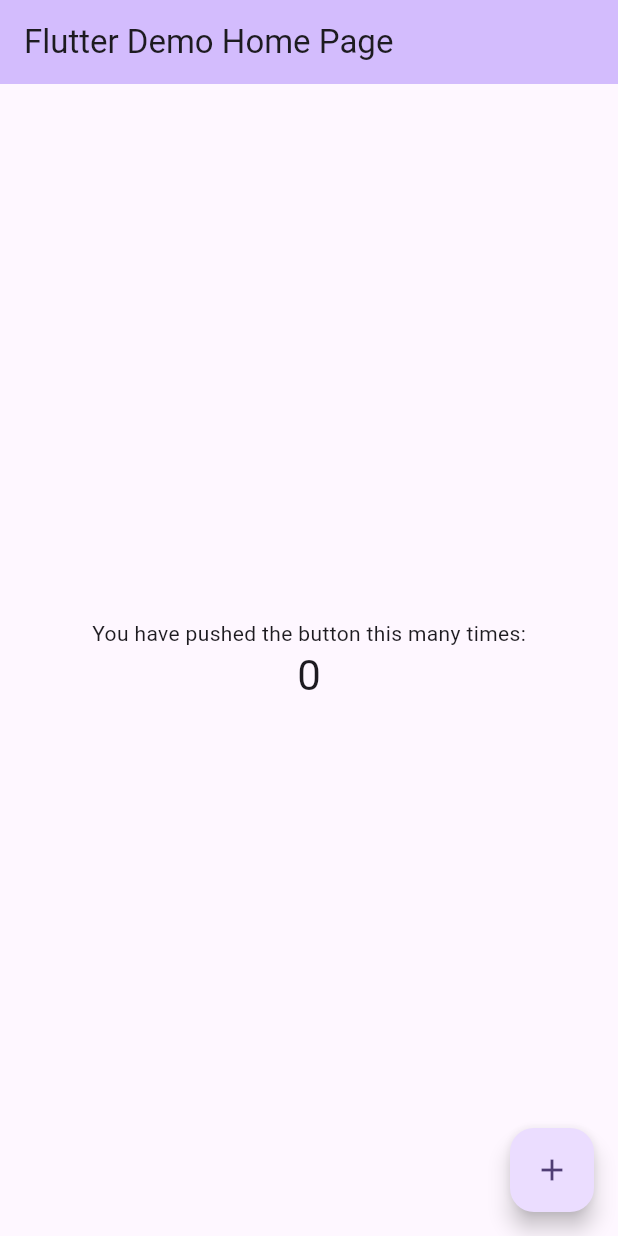
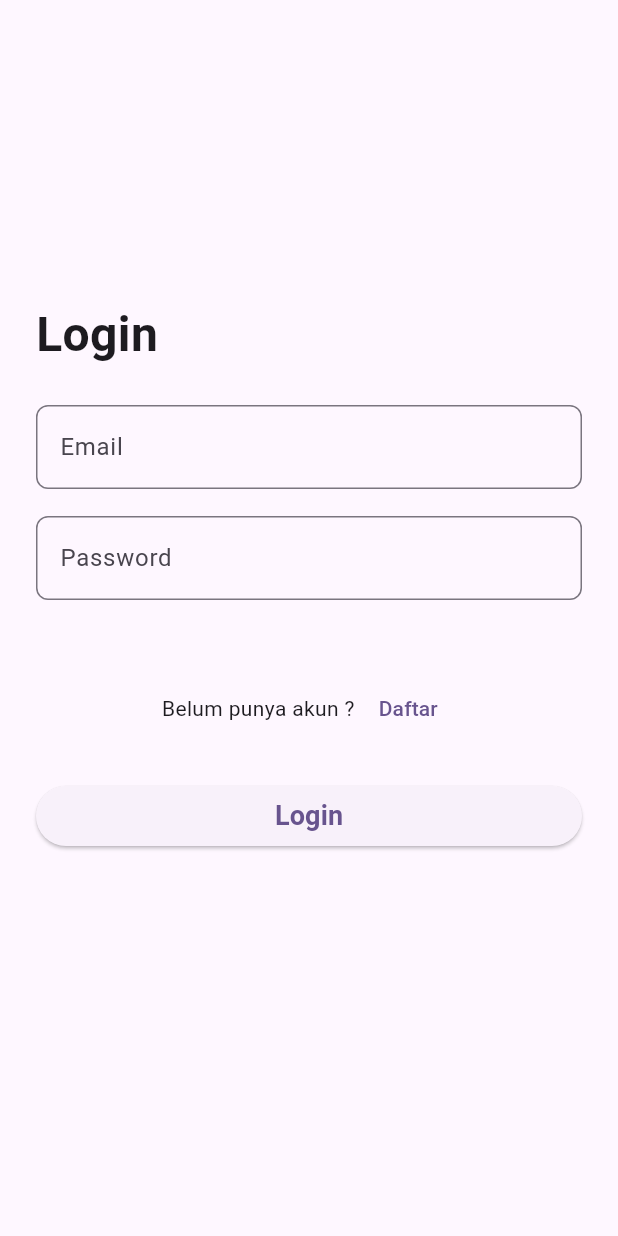
Before and after one commit to MOC-AP/auth_firebase, a Flutter app: the screen it shows after launch, on a phone screen of 412 x 824 dp. Run offline on Flutter 3.47's test engine with Material 2 defaults, Android fonts, the phone set to English and light mode, and no system bars.

Commit message:
Add login page (generated by blackbox.ai )

```diff
--- /dev/null
+++ b/lib/login.dart
@@ -0,0 +1,75 @@
+import 'package:auth_firebase/register.dart';
+import 'package:flutter/material.dart';
+
+class LoginPage extends StatelessWidget {
+  LoginPage({super.key});
+
+  final _emailController = TextEditingController();
+  final _passwordController = TextEditingController();
+
+  @override
+  Widget build(BuildContext context) {
+    return Scaffold(
+      body: Center(
+        child: ListView(
+          padding: const EdgeInsets.symmetric(vertical: 200, horizontal: 24),
+          children: [
+            const Text(
+              'Login',
+              style: TextStyle(fontSize: 32, fontWeight: FontWeight.bold),
+            ),
+            const SizedBox(height: 24),
+            TextField(
+              controller: _emailController,
+              decoration: InputDecoration(
+                labelText: "Email",
+                border: OutlineInputBorder(
+                  borderRadius: BorderRadius.circular(8),
+                ),
+              ),
+            ),
+            const SizedBox(height: 18),
+            TextField(
+              obscureText: true,
+              controller: _passwordController,
+              decoration: InputDecoration(
+                labelText: "Password",
+                border: OutlineInputBorder(
+                  borderRadius: BorderRadius.circular(8),
+                ),
+              ),
+            ),
+            const SizedBox(height: 48),
+            Row(
+              mainAxisAlignment: MainAxisAlignment.center,
+              children: [
+                const Text('Belum punya akun ? '),
+                TextButton(
+                    onPressed: () {
+                      Navigator.pushReplacement(
+                        context,
+                        MaterialPageRoute(
+                          builder: (context) => RegisterPage(),
+                        ),
+                      );
+                    },
+                    child: const Text('Daftar'))
+              ],
+            ),
+            const SizedBox(height: 24),
+            ElevatedButton(
+              onPressed: () {},
+              child: const Text(
+                'Login',
+                style: TextStyle(
+                  fontWeight: FontWeight.bold,
+                  fontSize: 18,
+                ),
+              ),
+            ),
+          ],
+        ),
+      ),
+    );
+  }
+}
--- a/lib/main.dart
+++ b/lib/main.dart
@@ -1,3 +1,4 @@
+import 'package:auth_firebase/login.dart';
 import 'package:flutter/material.dart';
 
 void main() {
@@ -13,113 +14,10 @@ class MyApp extends StatelessWidget {
     return MaterialApp(
       title: 'Flutter Demo',
       theme: ThemeData(
-        // This is the theme of your application.
-        //
-        // TRY THIS: Try running your application with "flutter run". You'll see
-        // the application has a blue toolbar. Then, without quitting the app,
-        // try changing the seedColor in the colorScheme below to Colors.green
-        // and then invoke "hot reload" (save your changes or press the "hot
-        // reload" button in a Flutter-supported IDE, or press "r" if you used
-        // the command line to start the app).
-        //
-        // Notice that the counter didn't reset back to zero; the application
-        // state is not lost during the reload. To reset the state, use hot
-        // restart instead.
-        //
-        // This works for code too, not just values: Most code changes can be
-        // tested with just a hot reload.
         colorScheme: ColorScheme.fromSeed(seedColor: Colors.deepPurple),
         useMaterial3: true,
       ),
-      home: const MyHomePage(title: 'Flutter Demo Home Page'),
+      home: LoginPage(),
     );
   }
 }
-
-class MyHomePage extends StatefulWidget {
-  const MyHomePage({super.key, required this.title});
-
-  // This widget is the home page of your application. It is stateful, meaning
-  // that it has a State object (defined below) that contains fields that affect
-  // how it looks.
-
-  // This class is the configuration for the state. It holds the values (in this
-  // case the title) provided by the parent (in this case the App widget) and
-  // used by the build method of the State. Fields in a Widget subclass are
-  // always marked "final".
-
-  final String title;
-
-  @override
-  State<MyHomePage> createState() => _MyHomePageState();
-}
-
-class _MyHomePageState extends State<MyHomePage> {
-  int _counter = 0;
-
-  void _incrementCounter() {
-    setState(() {
-      // This call to setState tells the Flutter framework that something has
-      // changed in this State, which causes it to rerun the build method below
-      // so that the display can reflect the updated values. If we changed
-      // _counter without calling setState(), then the build method would not be
-      // called again, and so nothing would appear to happen.
-      _counter++;
-    });
-  }
-
-  @override
-  Widget build(BuildContext context) {
-    // This method is rerun every time setState is called, for instance as done
-    // by the _incrementCounter method above.
-    //
-    // The Flutter framework has been optimized to make rerunning build methods
-    // fast, so that you can just rebuild anything that needs updating rather
-    // than having to individually change instances of widgets.
-    return Scaffold(
-      appBar: AppBar(
-        // TRY THIS: Try changing the color here to a specific color (to
-        // Colors.amber, perhaps?) and trigger a hot reload to see the AppBar
-        // change color while the other colors stay the same.
-        backgroundColor: Theme.of(context).colorScheme.inversePrimary,
-        // Here we take the value from the MyHomePage object that was created by
-        // the App.build method, and use it to set our appbar title.
-        title: Text(widget.title),
-      ),
-      body: Center(
-        // Center is a layout widget. It takes a single child and positions it
-        // in the middle of the parent.
-        child: Column(
-          // Column is also a layout widget. It takes a list of children and
-          // arranges them vertically. By default, it sizes itself to fit its
-          // children horizontally, and tries to be as tall as its parent.
-          //
-          // Column has various properties to control how it sizes itself and
-          // how it positions its children. Here we use mainAxisAlignment to
-          // center the children vertically; the main axis here is the vertical
-          // axis because Columns are vertical (the cross axis would be
-          // horizontal).
-          //
-          // TRY THIS: Invoke "debug painting" (choose the "Toggle Debug Paint"
-          // action in the IDE, or press "p" in the console), to see the
-          // wireframe for each widget.
-          mainAxisAlignment: MainAxisAlignment.center,
-          children: <Widget>[
-            const Text(
-              'You have pushed the button this many times:',
-            ),
-            Text(
-              '$_counter',
-              style: Theme.of(context).textTheme.headlineMedium,
-            ),
-          ],
-        ),
-      ),
-      floatingActionButton: FloatingActionButton(
-        onPressed: _incrementCounter,
-        tooltip: 'Increment',
-        child: const Icon(Icons.add),
-      ), // This trailing comma makes auto-formatting nicer for build methods.
-    );
-  }
-}
```
Also changed, not shown: lib/register.dart (added, +73 -0 lines).
